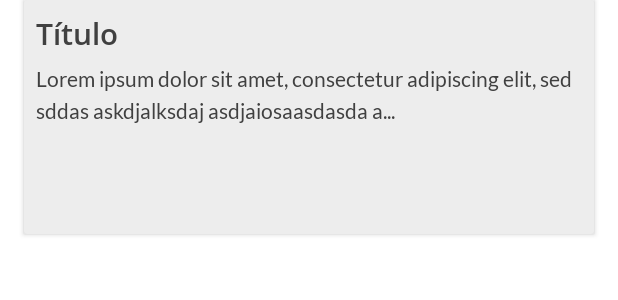
After one commit to arturbruno17/Bloco-de-notas, an Android app: the layout annotation.xml on its own in the app's theme, with its tools: preview values and no code run, on a phone screen of 412 x 824 dp. The commit adds this screen. Shown: the top 300 px of the screen. Run offline under Robolectric (Android 15) with nearby library versions, the phone set to English and light mode, and no system bars.

Commit message:
feat: Read all database annotations and show them dynamically on the screen
Perform a database search on the "annotations" table with AnnotationDao
to return all existing rows in the table and display them from a
RecyclerView

```diff
--- /dev/null
+++ b/app/src/main/res/layout/annotation.xml
@@ -0,0 +1,56 @@
+<?xml version="1.0" encoding="utf-8"?>
+<layout xmlns:android="http://schemas.android.com/apk/res/android"
+    xmlns:app="http://schemas.android.com/apk/res-auto"
+    xmlns:tools="http://schemas.android.com/tools"
+    android:layout_marginBottom="16dp">
+
+    <androidx.cardview.widget.CardView
+        android:layout_width="match_parent"
+        android:layout_height="156dp"
+        android:layout_marginStart="16dp"
+        android:layout_marginLeft="16dp"
+        android:layout_marginEnd="16dp"
+        android:layout_marginRight="16dp"
+        app:cardBackgroundColor="@color/extra">
+
+        <androidx.constraintlayout.widget.ConstraintLayout
+            android:layout_width="match_parent"
+            android:layout_height="match_parent">
+
+            <TextView
+                android:id="@+id/title_card"
+                android:layout_width="0dp"
+                android:layout_height="wrap_content"
+                android:layout_marginStart="8dp"
+                android:layout_marginLeft="8dp"
+                android:layout_marginTop="8dp"
+                android:layout_marginEnd="8dp"
+                android:layout_marginRight="8dp"
+                android:textAppearance="@style/Heading"
+                android:textColor="@color/text1"
+                app:layout_constraintEnd_toEndOf="parent"
+                app:layout_constraintStart_toStartOf="parent"
+                app:layout_constraintTop_toTopOf="parent"
+                tools:text="Título" />
+
+            <TextView
+
+                android:id="@+id/content_card"
+                android:layout_width="0dp"
+                android:layout_height="0dp"
+                android:layout_marginStart="8dp"
+                android:layout_marginLeft="8dp"
+                android:layout_marginTop="8dp"
+                android:layout_marginEnd="8dp"
+                android:layout_marginRight="8dp"
+                android:layout_marginBottom="8dp"
+                android:textAppearance="@style/Body"
+                android:textColor="@color/text1"
+                app:layout_constraintBottom_toBottomOf="parent"
+                app:layout_constraintEnd_toEndOf="parent"
+                app:layout_constraintStart_toStartOf="parent"
+                app:layout_constraintTop_toBottomOf="@+id/title_card"
+                tools:text="Lorem ipsum dolor sit amet, consectetur adipiscing elit, sed sddas askdjalksdaj asdjaiosaasdasda a..." />
+        </androidx.constraintlayout.widget.ConstraintLayout>
+    </androidx.cardview.widget.CardView>
+</layout>
--- a/app/src/main/res/navigation/nav_graph.xml
+++ b/app/src/main/res/navigation/nav_graph.xml
@@ -11,7 +11,7 @@
         tools:layout="@layout/fragment_favorites" />
     <fragment
         android:id="@+id/annotationFragment"
-        android:name="com.posart.blocodenotas.views.AnnotationsFragment"
+        android:name="com.posart.blocodenotas.views.annotations.AnnotationsFragment"
         android:label="Anotações"
         tools:layout="@layout/fragment_annotations" >
         <action
```
Also changed, not shown: app/src/main/java/com/posart/blocodenotas/viewmodels/AnnotationsViewModel.kt (added, +22 -0 lines), app/src/main/java/com/posart/blocodenotas/views/annotations/AnnotationsAdapter.kt (added, +42 -0 lines), app/src/main/java/com/posart/blocodenotas/views/annotations/AnnotationsFragment.kt (renamed from app/src/main/java/com/posart/blocodenotas/views/AnnotationsFragment.kt, +18 -1 lines), app/src/main/res/layout/fragment_annotations.xml (+3 -6 lines).
